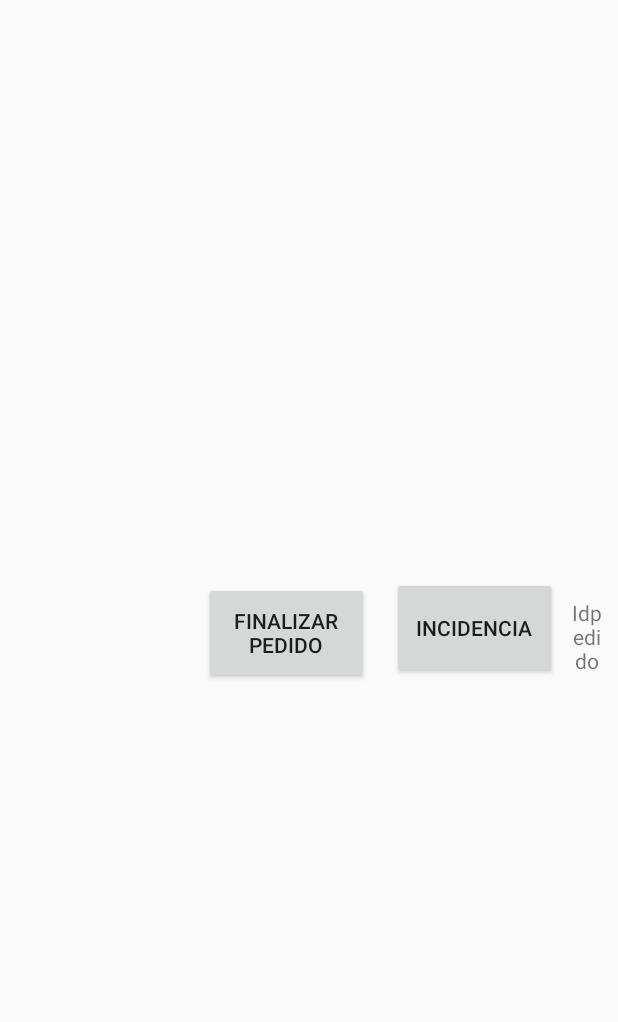
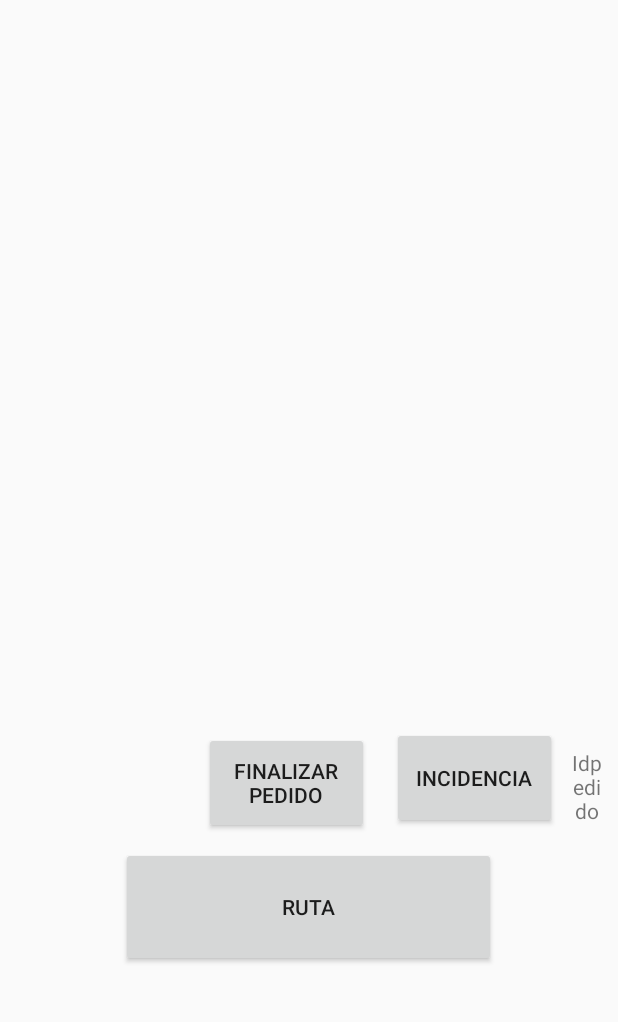
Before and after one commit to Denniuss/AppDistribuidor, an Android app: the AtenderPedidoMapsActivity screen opened directly, with no data from a screen before it, after a tap on "ATENDER PEDIDO", on a phone screen of 412 x 824 dp, the part 53-1075 px from its top. Run offline under Robolectric (Android 15) with nearby library versions, the phone set to English and light mode, and no system bars; 3 statements that could not run were skipped.

Commit message:
ruta app

```diff
--- a/app/build.gradle
+++ b/app/build.gradle
@@ -17,7 +17,7 @@ android {
         }
     }
 }
-
+//cleartextTrafficPermitted
 dependencies {
     implementation fileTree(dir: 'libs', include: ['*.jar'])
     implementation 'com.android.support:appcompat-v7:28.0.0'
--- a/app/src/debug/res/values/google_maps_api.xml
+++ b/app/src/debug/res/values/google_maps_api.xml
@@ -21,4 +21,5 @@
     string in this file.
     -->
     <string name="google_maps_key" templateMergeStrategy="preserve" translatable="false">AIzaSyBwAMTHDfKne8GCn3-FYMT-9r-bxCUaVk4</string>
+    <!--<string name="google_maps_key" templateMergeStrategy="preserve" translatable="false">AIzaSyDO1nMbRCi3cnwxmA6XaO_WXAb-7DECODw</string>-->
 </resources>
--- a/app/src/main/AndroidManifest.xml
+++ b/app/src/main/AndroidManifest.xml
@@ -26,6 +26,9 @@
                 <category android:name="android.intent.category.LAUNCHER" />
             </intent-filter>
         </activity>
+        <uses-library
+            android:name="org.apache.http.legacy"
+            android:required="false" />
         <activity
             android:name=".DetalleActivity"
             android:label="@string/title_activity_bio"
--- a/app/src/main/java/com/newmantech/appdistribuidor/AtenderPedidoMapsActivity.java
+++ b/app/src/main/java/com/newmantech/appdistribuidor/AtenderPedidoMapsActivity.java
@@ -1,25 +1,27 @@
 package com.newmantech.appdistribuidor;
 
 import android.app.Dialog;
+import android.content.Intent;
+import android.os.Bundle;
+import android.support.annotation.Nullable;
 import android.support.v4.app.FragmentActivity;
-import android.os.Bundle;
 import android.util.Log;
 import android.view.View;
 import android.widget.Button;
 import android.widget.EditText;
 import android.widget.TextView;
-import android.widget.Toast;
-import android.content.Intent;
 
 import com.google.android.gms.maps.CameraUpdateFactory;
 import com.google.android.gms.maps.GoogleMap;
+import com.google.android.gms.maps.MapFragment;
 import com.google.android.gms.maps.OnMapReadyCallback;
 import com.google.android.gms.maps.SupportMapFragment;
 import com.google.android.gms.maps.UiSettings;
-import com.google.android.gms.maps.model.CameraPosition;
 import com.google.android.gms.maps.model.LatLng;
-import com.google.android.gms.maps.model.Marker;
 import com.google.android.gms.maps.model.MarkerOptions;
+import com.google.android.gms.maps.model.Polyline;
+import com.google.android.gms.maps.model.PolylineOptions;
+import com.newmantech.appdistribuidor.utils.TaskLoadedCallback;
 import com.newmantech.appdistribuidor.utils.Utilitario;
 
 import retrofit2.Call;
@@ -27,24 +29,32 @@ import retrofit2.Callback;
 import retrofit2.Response;
 import retrofit2.Retrofit;
 import retrofit2.converter.gson.GsonConverterFactory;
+import com.newmantech.appdistribuidor.utils.FetchURL;
 
-public class AtenderPedidoMapsActivity extends FragmentActivity implements OnMapReadyCallback {
+import java.security.Policy;
+
+public class AtenderPedidoMapsActivity extends FragmentActivity implements OnMapReadyCallback, TaskLoadedCallback {
     public Button btnAtender;
     public Button btnFinalizar;
     public Button btnIncidente;
+    public Button btnRuta;
     private GoogleMap mMap;
     public Dialog dlgFinalizarPedido;
     public Dialog dlgRegistrarIndicencia;
     public TextView idpedido;
     public EditText edtObservaciones;
+    MarkerOptions place1, place2;
+    Polyline currentPolyline;
 
     @Override
-    protected void onCreate(Bundle savedInstanceState) {
+    protected void onCreate(@Nullable Bundle savedInstanceState) {
         super.onCreate(savedInstanceState);
         setContentView(R.layout.activity_atender_pedido_maps);
+
+        btnRuta = (Button) findViewById(R.id.btnRuta);
         // Obtain the SupportMapFragment and get notified when the map is ready to be used.
-        SupportMapFragment mapFragment = (SupportMapFragment) getSupportFragmentManager()
-                .findFragmentById(R.id.map);
+        SupportMapFragment mapFragment = (SupportMapFragment) getSupportFragmentManager().findFragmentById(R.id.map);
+        //MapFragment mapFragment = (MapFragment) getFragmentManager().findFragmentById(R.id.map);
         mapFragment.getMapAsync(this);
 
         idpedido = (TextView) findViewById(R.id.idpedido);
@@ -80,6 +90,22 @@ public class AtenderPedidoMapsActivity extends FragmentActivity implements OnMap
         btnIncidente.setVisibility(View.INVISIBLE);
 
         dlgRegistrarIndicencia = new Dialog(this);
+
+        double nLatitud = getIntent().getExtras().getDouble("nLatitud");
+        double nLongitud = getIntent().getExtras().getDouble("nLongitud");
+
+        place1 = new MarkerOptions().position(new LatLng(-12.0746749,-77.056573)).title("almacén");
+        place2 = new MarkerOptions().position(new LatLng(nLatitud, nLongitud)).title("pedido");
+
+        btnRuta.setOnClickListener(new View.OnClickListener() {
+            @Override
+            public void onClick(View v) {
+                String url = getUrl(place1.getPosition(),place2.getPosition(),"driving");
+                new FetchURL(AtenderPedidoMapsActivity.this).execute(url,"driving");
+
+            }
+        });
+
     }
 
     public void ShowFinalizarPopup(){
@@ -132,7 +158,7 @@ public class AtenderPedidoMapsActivity extends FragmentActivity implements OnMap
 
 
                 dlgFinalizarPedido.dismiss();
-                Toast.makeText(AtenderPedidoMapsActivity.this,"El pedido fue finalizado con exito",Toast.LENGTH_SHORT).show();
+
                 finish();
                 Intent intent = new Intent(AtenderPedidoMapsActivity.this, MainActivity.class);
                 startActivity(intent);
@@ -190,7 +216,6 @@ public class AtenderPedidoMapsActivity extends FragmentActivity implements OnMap
 
 
                 dlgRegistrarIndicencia.dismiss();
-                Toast.makeText(AtenderPedidoMapsActivity.this,"La incidencia fue registrada con exito",Toast.LENGTH_SHORT).show();
                 finish();
                 Intent intent = new Intent(AtenderPedidoMapsActivity.this, MainActivity.class);
                 startActivity(intent);
@@ -205,6 +230,7 @@ public class AtenderPedidoMapsActivity extends FragmentActivity implements OnMap
         btnFinalizar.setVisibility(View.VISIBLE);
         btnIncidente.setVisibility(View.VISIBLE);
         //Agregar Inicio de Atencion
+
     }
 
     private void FinalizarPedido(){
@@ -241,68 +267,37 @@ public class AtenderPedidoMapsActivity extends FragmentActivity implements OnMap
         double nLatitud = getIntent().getExtras().getDouble("nLatitud");
         double nLongitud = getIntent().getExtras().getDouble("nLongitud");
 
-        // Add a marker in Sydney and move the camera
-        LatLng sydney = new LatLng(nLatitud, nLongitud);
-        mMap.addMarker(new MarkerOptions().position(sydney).title("Estoy aquí"));
-        mMap.moveCamera(CameraUpdateFactory.newLatLng(sydney));
-        mMap.moveCamera(CameraUpdateFactory.newLatLngZoom(sydney,18));
-/*
-        mMap.setMinZoomPreference(20);
-        mMap.setMaxZoomPreference(20);
+        place1 = new MarkerOptions().position(new LatLng(-12.0746749,-77.056573)).title("almacén");
+        place2 = new MarkerOptions().position(new LatLng(nLatitud, nLongitud)).title("pedido");
 
         // Add a marker in Sydney and move the camera
-        LatLng sydney = new LatLng(-34, 151);
-        LatLng sjl = new LatLng(-12.003887, -77.06022);
-        mMap.addMarker(new MarkerOptions().position(sjl).title("SJL").draggable(true));
-        mMap.moveCamera(CameraUpdateFactory.newLatLng(sjl));
+        LatLng pedido = new LatLng(nLatitud, nLongitud);
+        LatLng almacen = new LatLng(-12.0746749,-77.056573);
+/*        mMap.addMarker(new MarkerOptions().position(pedido).title("pedido"));
+        mMap.addMarker(new MarkerOptions().position(pedido).title("pedido"));*/
+        mMap.addMarker(place1);
+        mMap.addMarker(place2);
 
-        CameraPosition camera = new CameraPosition.Builder()
-                .target(sjl)
-                .zoom(18)
-                .bearing(0)
-                .tilt(30)
-                .build();
-        mMap.animateCamera(CameraUpdateFactory.newCameraPosition(camera));
+        mMap.moveCamera(CameraUpdateFactory.newLatLng(almacen));
+        mMap.moveCamera(CameraUpdateFactory.newLatLngZoom(almacen,18));
 
-        mMap.setOnMapClickListener(new GoogleMap.OnMapClickListener() {
-            @Override
-            public void onMapClick(LatLng latLng) {
-                Toast.makeText(AtenderPedidoMapsActivity.this,"Click on: \n" +
-                "Latitud:" + latLng.latitude + "\n" +
-                "Longitud" + latLng.longitude, Toast.LENGTH_SHORT).show();
-            }
-        });
-
-        mMap.setOnMapLongClickListener(new GoogleMap.OnMapLongClickListener() {
-            @Override
-            public void onMapLongClick(LatLng latLng) {
-                Toast.makeText(AtenderPedidoMapsActivity.this,"Click on: \n" +
-                        "Latitud:" + latLng.latitude + "\n" +
-                        "Longitud" + latLng.longitude, Toast.LENGTH_SHORT).show();
-            }
-        });
-
-        mMap.setOnMarkerDragListener(new GoogleMap.OnMarkerDragListener() {
-            @Override
-            public void onMarkerDragStart(Marker marker) {
-
-            }
-
-            @Override
-            public void onMarkerDrag(Marker marker) {
-
-            }
-
-            @Override
-            public void onMarkerDragEnd(Marker marker) {
-                Toast.makeText(AtenderPedidoMapsActivity.this,"Click on: \n" +
-                        "Latitud:" + marker.getPosition().latitude + "\n" +
-                        "Longitud" + marker.getPosition().longitude, Toast.LENGTH_SHORT).show();
-
-            }
-        });
+    }
+    private String getUrl(LatLng origin, LatLng destino, String direcctionMode){
+            String str_origin = "origin=" + origin.latitude + "," + origin.longitude;
+            String str_dest = "destination=" + destino.latitude + "," + destino.longitude;
+            String mode = "mode=" + direcctionMode;
+            String parameters = str_origin + "&" + str_dest + "&" + mode;
+            String output = "json";
+            String url = "https://maps.googleapis.com/maps/api/directions/" + output + "?" + parameters + "&key=" + getString(R.string.google_maps_key);
+            return url;
+    }
 
 
-        */
-        }
+    @Override
+    public void onTaskDone(Object... values) {
+        if(currentPolyline != null)
+            currentPolyline.remove();
+        currentPolyline = mMap.addPolyline((PolylineOptions) values[0]);
+
     }
+}
--- /dev/null
+++ b/app/src/main/java/com/newmantech/appdistribuidor/utils/TaskLoadedCallback.java
@@ -0,0 +1,5 @@
+package com.newmantech.appdistribuidor.utils;
+
+public interface TaskLoadedCallback {
+    void onTaskDone(Object... values);
+}
--- a/app/src/main/java/com/newmantech/appdistribuidor/utils/Utilitario.java
+++ b/app/src/main/java/com/newmantech/appdistribuidor/utils/Utilitario.java
@@ -6,7 +6,8 @@ import java.util.regex.Pattern;
 
 public class Utilitario {
 
-    public static String baseUrl = "http://192.168.1.22:8077/";
+    public static String baseUrl = "http://192.168.1.8:8077/";
+    //public static String baseUrl = "http://192.168.1.5:8077/";
 
     public static boolean isInteger(String pNumber)
     {
--- a/app/src/main/res/layout/activity_atender_pedido_maps.xml
+++ b/app/src/main/res/layout/activity_atender_pedido_maps.xml
@@ -11,25 +11,24 @@
         android:id="@+id/map"
         android:name="com.google.android.gms.maps.SupportMapFragment"
         android:layout_width="match_parent"
-        android:layout_height="400dp"
+        android:layout_height="500dp"
         tools:context="com.newmantech.appdistribuidor.AtenderPedidoMapsActivity" />
 
     <LinearLayout
         android:layout_width="match_parent"
         android:layout_height="match_parent"
         android:layout_margin="10dp"
+        android:gravity="center_horizontal"
         android:orientation="horizontal"
-        android:paddingTop="400dp"
-        android:gravity="center_horizontal">
-
+        android:paddingTop="500dp">
 
 
         <Button
             android:id="@+id/btnAtender"
             android:layout_width="110dp"
             android:layout_height="68dp"
-            android:text="@string/geo_btnAtender"
-            android:layout_margin="5dp"/>
+            android:layout_margin="5dp"
+            android:text="@string/geo_btnAtender" />
 
         <Button
             android:id="@+id/btnFinalizar"
@@ -46,14 +45,31 @@
             android:text="@string/geo_btnIncidente" />
 
         <TextView
-        android:layout_width="match_parent"
-        android:layout_height="wrap_content"
-        android:gravity="center_horizontal"
-        android:paddingTop="0dp"
-        android:text="Idpedido"
-        android:id="@+id/idpedido"
-        android:visibility="visible"/>
+            android:id="@+id/idpedido"
+            android:layout_width="match_parent"
+            android:layout_height="wrap_content"
+            android:gravity="center_horizontal"
+            android:paddingTop="0dp"
+            android:text="Idpedido"
+            android:visibility="visible" />
+
+
 
     </LinearLayout>
 
+    <LinearLayout
+        android:layout_width="match_parent"
+        android:layout_height="match_parent"
+        android:layout_margin="10dp"
+        android:gravity="center_horizontal"
+        android:orientation="horizontal"
+        android:paddingTop="580dp">
+        <Button
+            android:id="@+id/btnRuta"
+            android:layout_width="250dp"
+            android:layout_height="80dp"
+            android:layout_margin="10dp"
+            android:text="@string/geo_btnRuta" />
+    </LinearLayout>
+
 </FrameLayout>
--- a/app/src/main/res/mipmap-anydpi-v26/ic_launcher.xml
+++ b/app/src/main/res/mipmap-anydpi-v26/ic_launcher.xml
@@ -1,5 +1,5 @@
 <?xml version="1.0" encoding="utf-8"?>
 <adaptive-icon xmlns:android="http://schemas.android.com/apk/res/android">
-    <background android:drawable="@drawable/ic_launcher_background" />
-    <foreground android:drawable="@drawable/ic_launcher_foreground" />
+  <background android:drawable="@drawable/ic_launcher_background" />
+  <foreground android:drawable="@drawable/ic_launcher_foreground" />
 </adaptive-icon>
--- a/app/src/main/res/mipmap-anydpi-v26/ic_launcher_round.xml
+++ b/app/src/main/res/mipmap-anydpi-v26/ic_launcher_round.xml
@@ -1,5 +1,5 @@
 <?xml version="1.0" encoding="utf-8"?>
 <adaptive-icon xmlns:android="http://schemas.android.com/apk/res/android">
-    <background android:drawable="@drawable/ic_launcher_background" />
-    <foreground android:drawable="@drawable/ic_launcher_foreground" />
+  <background android:drawable="@drawable/ic_launcher_background" />
+  <foreground android:drawable="@drawable/ic_launcher_foreground" />
 </adaptive-icon>
--- a/app/src/main/res/values/strings.xml
+++ b/app/src/main/res/values/strings.xml
@@ -7,6 +7,7 @@
     <string name="geo_longitud">Longitud</string>
     <string name="geo_btnUbicacion">Obtener Ubicación</string>
     <string name="geo_btnMapa">En mapa</string>
+    <string name="geo_btnRuta">Ruta</string>
     <string name="geo_btnAtender">Atender Pedido</string>
     <string name="geo_btnFinalizar">Finalizar Pedido</string>
     <string name="geo_btnIncidente">Incidencia</string>
--- a/build.gradle
+++ b/build.gradle
@@ -7,7 +7,7 @@ buildscript {
         jcenter()
     }
     dependencies {
-        classpath 'com.android.tools.build:gradle:3.2.1'
+        classpath 'com.android.tools.build:gradle:3.4.1'
         // NOTE: Do not place your application dependencies here; they belong
         // in the individual module build.gradle files
     }
```
Also changed, not shown: app/src/main/java/com/newmantech/appdistribuidor/utils/DataParser.java (added, +97 -0 lines), app/src/main/java/com/newmantech/appdistribuidor/utils/FetchURL.java (added, +78 -0 lines), app/src/main/java/com/newmantech/appdistribuidor/utils/PointsParser.java (added, +95 -0 lines), gradle/wrapper/gradle-wrapper.properties.
